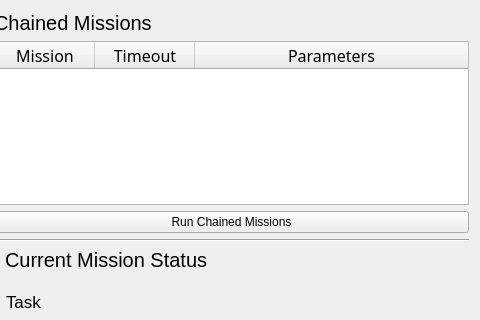
The window that mil_tasks/resource/dashboard.ui (uf-mil/mil) describes before a commit, drawn with Qt 5; both pictures show x 508 to 988 and y 0 to 320 of the 988 by 453 pixel window.
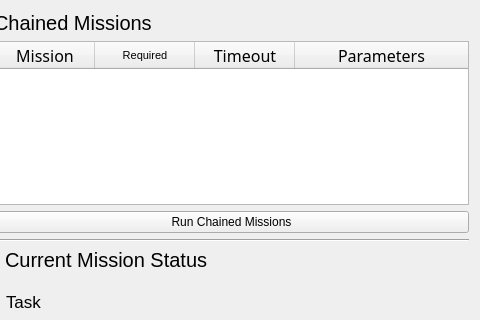
The same window after the commit.

Commit message: TASKS: add "required" checkbox in chained task GUI

```diff
--- a/mil_tasks/resource/dashboard.ui
+++ b/mil_tasks/resource/dashboard.ui
@@ -144,6 +144,22 @@
              </font>
             </property>
            </column>
+           <column>
+            <property name="text">
+             <string>Required</string>
+            </property>
+            <property name="toolTip">
+             <string/>
+            </property>
+            <property name="whatsThis">
+             <string/>
+            </property>
+            <property name="font">
+             <font>
+              <pointsize>8</pointsize>
+             </font>
+            </property>
+           </column>
            <column>
             <property name="text">
              <string>Timeout</string>
```
The commit also changes 1 other file.
